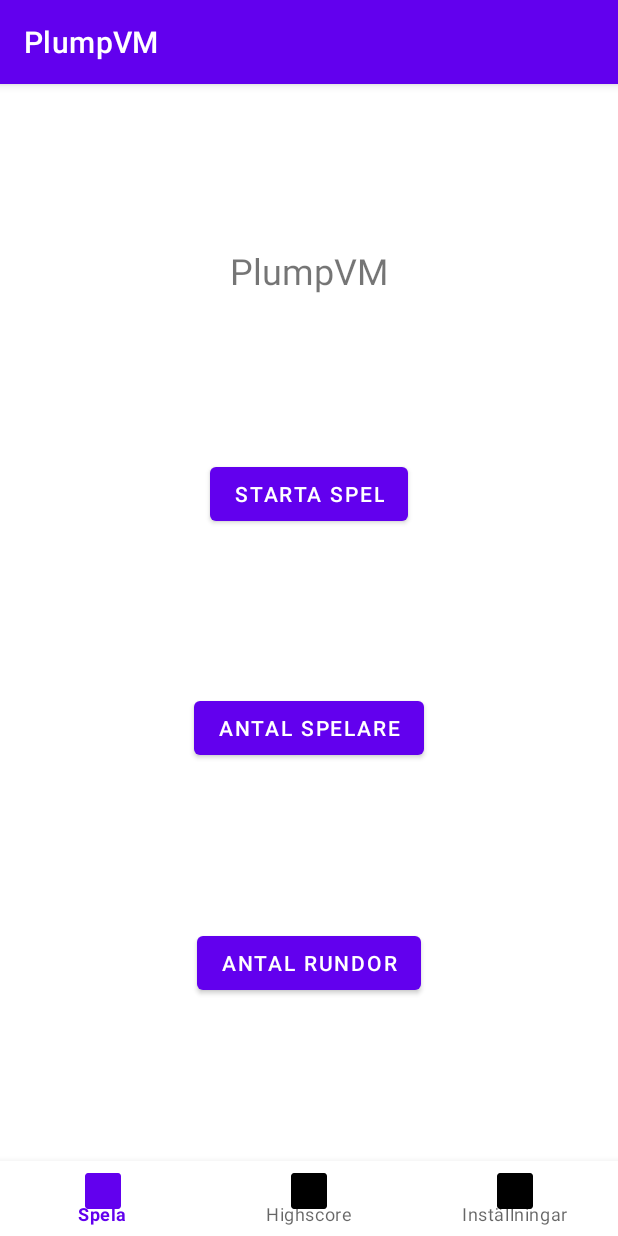
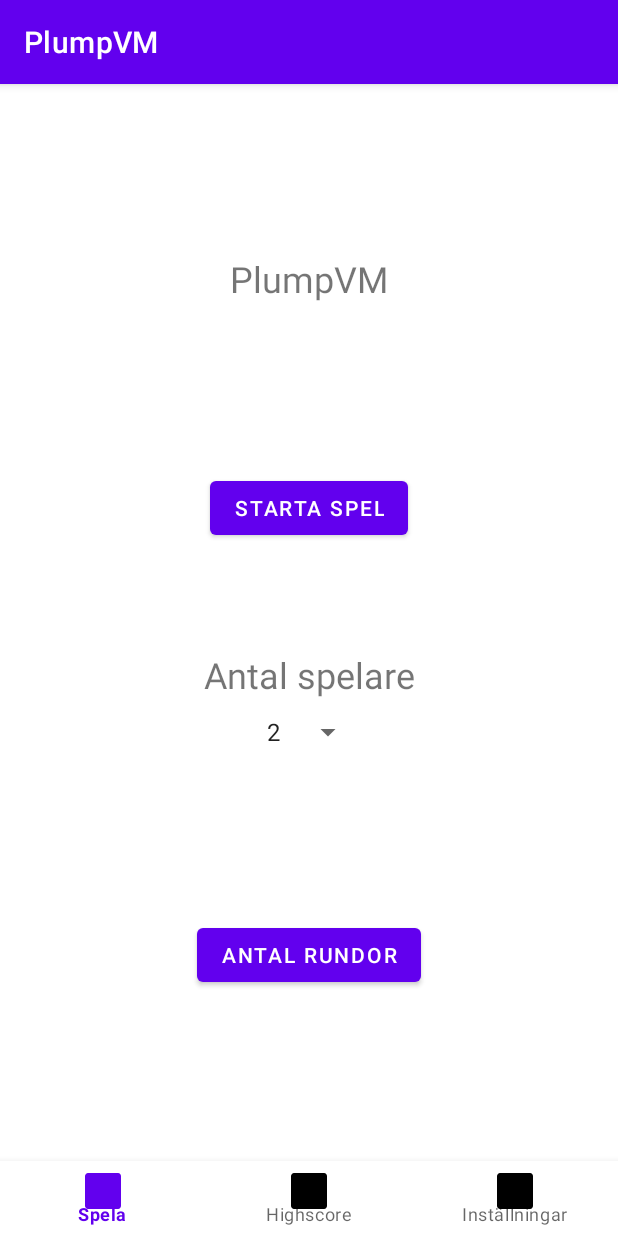
Before and after one commit to Falco1997/PlumpVM, an Android app: the screen it shows after launch (MainActivity), on a phone screen of 412 x 824 dp. Run offline under Robolectric (Android 15) with nearby library versions, the phone set to English and light mode, and no system bars.

Commit message:
Spinner initiated

```diff
--- a/app/src/main/java/com/example/plumpvm/fragments/StartGameFragment.kt
+++ b/app/src/main/java/com/example/plumpvm/fragments/StartGameFragment.kt
@@ -31,6 +31,11 @@ class StartGameFragment : Fragment() {
         root
     }
 
+    override fun onViewCreated(view: View, savedInstanceState: Bundle?) {
+        super.onViewCreated(view, savedInstanceState)
 
 
+
+    }
+
 }
--- a/app/src/main/res/layout/fragment_start_game.xml
+++ b/app/src/main/res/layout/fragment_start_game.xml
@@ -22,16 +22,27 @@
         android:layout_width="wrap_content"
         android:layout_height="wrap_content"
         android:text="Starta spel"
-        app:layout_constraintBottom_toTopOf="@+id/fragment_start_game_button_number_of_players"
+        app:layout_constraintBottom_toTopOf="@+id/fragment_start_game_spinner_number_of_players"
         app:layout_constraintEnd_toEndOf="parent"
         app:layout_constraintStart_toStartOf="parent"
         app:layout_constraintTop_toBottomOf="@id/fragment_start_game_text_view_name" />
 
-    <Button
-        android:id="@+id/fragment_start_game_button_number_of_players"
+    <TextView
+        android:id="@+id/fragment_start_game_text_view_number_of_players"
         android:layout_width="wrap_content"
         android:layout_height="wrap_content"
         android:text="Antal spelare"
+        android:textSize="24dp"
+        android:layout_margin="10dp"
+        app:layout_constraintBottom_toTopOf="@+id/fragment_start_game_spinner_number_of_players"
+        app:layout_constraintEnd_toEndOf="parent"
+        app:layout_constraintStart_toStartOf="parent" />
+    <Spinner
+        android:id="@+id/fragment_start_game_spinner_number_of_players"
+        android:layout_width="wrap_content"
+        android:layout_height="wrap_content"
+        android:text="Antal spelare"
+        android:entries="@array/numberOfPlayers"
         app:layout_constraintEnd_toEndOf="parent"
         app:layout_constraintStart_toStartOf="parent"
         app:layout_constraintBottom_toTopOf="@id/fragment_start_game_button_number_of_rounds"
@@ -45,6 +56,6 @@
         app:layout_constraintBottom_toBottomOf="parent"
         app:layout_constraintEnd_toEndOf="parent"
         app:layout_constraintStart_toStartOf="parent"
-        app:layout_constraintTop_toBottomOf="@+id/fragment_start_game_button_number_of_players" />
+        app:layout_constraintTop_toBottomOf="@+id/fragment_start_game_spinner_number_of_players" />
 
 </androidx.constraintlayout.widget.ConstraintLayout>
--- a/app/src/main/res/values/strings.xml
+++ b/app/src/main/res/values/strings.xml
@@ -1,5 +1,9 @@
 <resources>
     <string name="app_name">PlumpVM</string>
-    <!-- TODO: Remove or change this placeholder text -->
-    <string name="hello_blank_fragment">Hello blank fragment</string>
+    <string-array name="numberOfPlayers">
+        <item>2</item>
+        <item>3</item>
+        <item>4</item>
+        <item>5</item>
+    </string-array>
 </resources>
```
